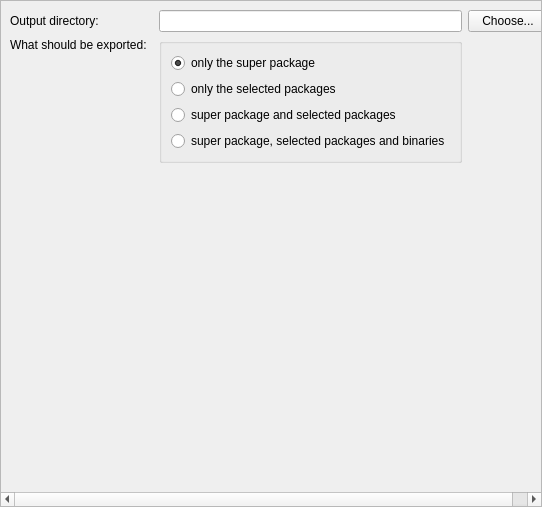
npackd/npackd-cpp, file wpmcpp/src/exportrepositoryframe.ui: the form before one commit.
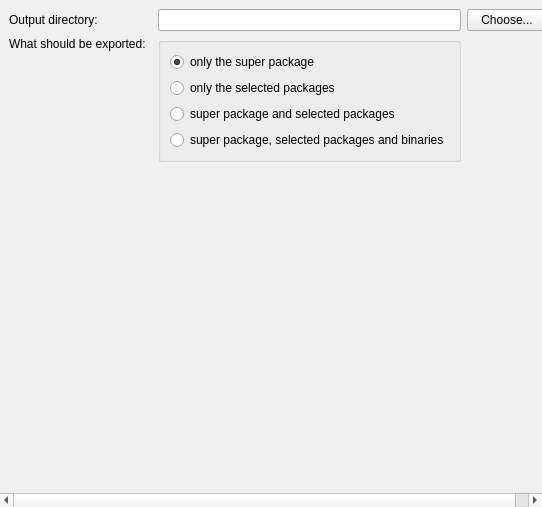
The form after the commit.

The edit to the form file:
```diff
--- a/wpmcpp/src/exportrepositoryframe.ui
+++ b/wpmcpp/src/exportrepositoryframe.ui
@@ -14,10 +14,13 @@
    <string>Frame</string>
   </property>
   <property name="frameShape">
-   <enum>QFrame::StyledPanel</enum>
+   <enum>QFrame::NoFrame</enum>
   </property>
   <property name="frameShadow">
-   <enum>QFrame::Raised</enum>
+   <enum>QFrame::Plain</enum>
+  </property>
+  <property name="lineWidth">
+   <number>0</number>
   </property>
   <layout class="QVBoxLayout" name="verticalLayout">
    <property name="leftMargin">
@@ -45,8 +48,8 @@
        <rect>
         <x>0</x>
         <y>0</y>
-        <width>538</width>
-        <height>503</height>
+        <width>542</width>
+        <height>507</height>
        </rect>
       </property>
       <layout class="QGridLayout" name="gridLayout">
```
